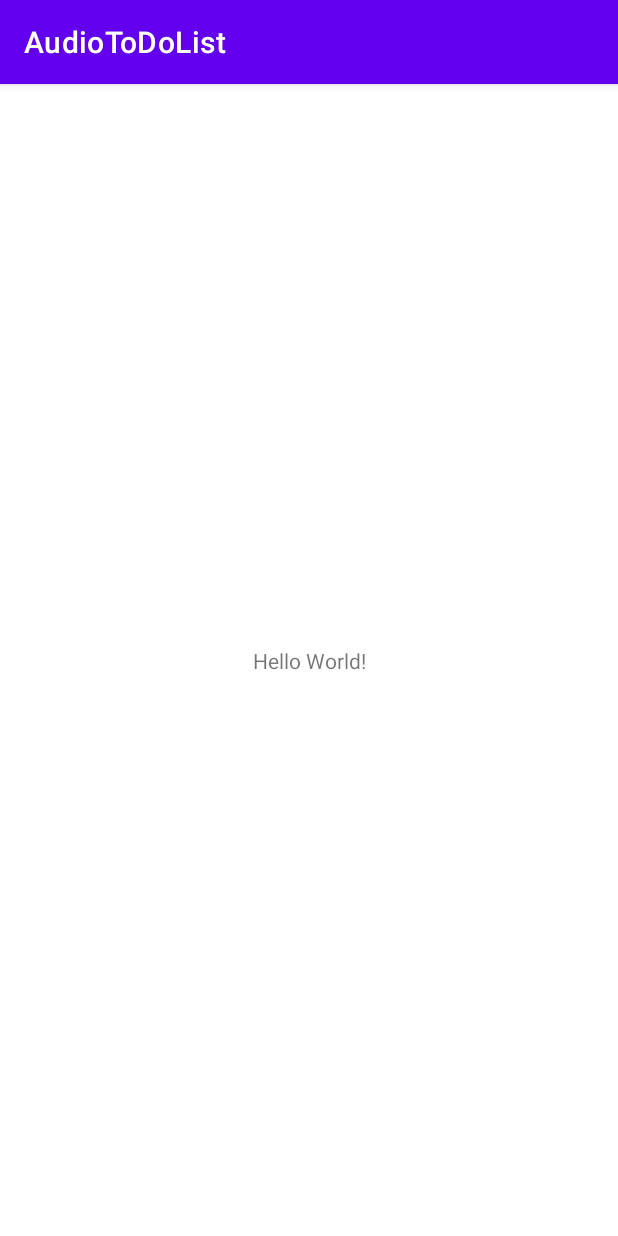
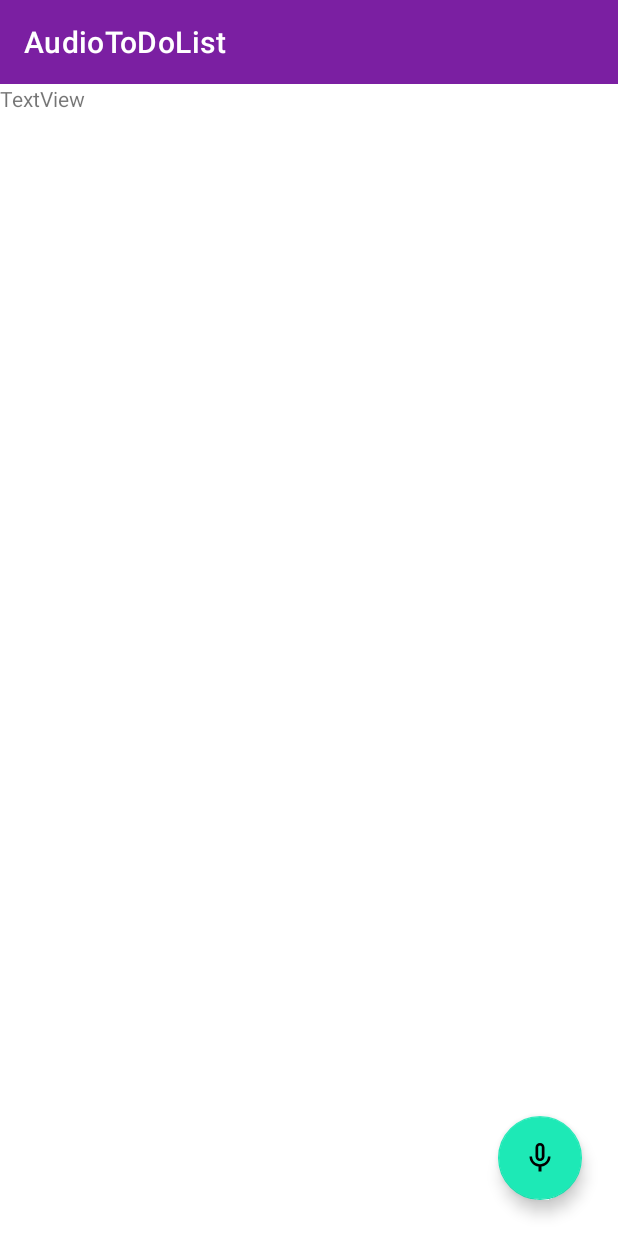
Before and after one commit to GiuliaPais/AudioToDoList---PDM, an Android app: the screen it shows after launch (MainActivity), on a phone screen of 412 x 824 dp. Run offline under Robolectric (Android 15) with nearby library versions, the phone set to English and light mode, and no system bars.

Commit message:
[NEW] Added initial structure and set up for different devices

```diff
--- a/app/build.gradle
+++ b/app/build.gradle
@@ -33,10 +33,13 @@ dependencies {
     implementation 'androidx.appcompat:appcompat:1.2.0'
     implementation 'com.google.android.material:material:1.2.1'
     implementation 'androidx.constraintlayout:constraintlayout:2.0.4'
-    testImplementation 'junit:junit:4.+'
+    testImplementation 'junit:junit:4.13.1'
     androidTestImplementation 'androidx.test.ext:junit:1.1.2'
     androidTestImplementation 'androidx.test.espresso:espresso-core:3.3.0'
     def lifecycle_version = "2.2.0"
     implementation "androidx.lifecycle:lifecycle-livedata-ktx:$lifecycle_version"
     implementation "androidx.lifecycle:lifecycle-viewmodel-ktx:$lifecycle_version"
+    def fragment_version = "1.2.5"
+    implementation "androidx.fragment:fragment:$fragment_version"
+
 }
--- a/app/src/main/java/it/uninsubria/pdm/audiotodolist/MainActivity.java
+++ b/app/src/main/java/it/uninsubria/pdm/audiotodolist/MainActivity.java
@@ -1,8 +1,9 @@
 package it.uninsubria.pdm.audiotodolist;
 
+import android.os.Bundle;
+
 import androidx.appcompat.app.AppCompatActivity;
-
-import android.os.Bundle;
+import androidx.appcompat.widget.Toolbar;
 
 public class MainActivity extends AppCompatActivity {
 
@@ -10,5 +11,7 @@ public class MainActivity extends AppCompatActivity {
     protected void onCreate(Bundle savedInstanceState) {
         super.onCreate(savedInstanceState);
         setContentView(R.layout.activity_main);
+        Toolbar toolbar = findViewById(R.id.toolbar);
+        setSupportActionBar(toolbar);
     }
 }
--- /dev/null
+++ b/app/src/main/java/it/uninsubria/pdm/audiotodolist/fragments/MemoListFragment.java
@@ -0,0 +1,11 @@
+package it.uninsubria.pdm.audiotodolist.fragments;
+
+import androidx.fragment.app.Fragment;
+
+import it.uninsubria.pdm.audiotodolist.R;
+
+public class MemoListFragment extends Fragment {
+    public MemoListFragment() {
+        super(R.layout.recycler_view_fragment);
+    }
+}
--- /dev/null
+++ b/app/src/main/res/drawable/ic_mic_none_24px.xml
@@ -0,0 +1,9 @@
+<vector xmlns:android="http://schemas.android.com/apk/res/android"
+    android:width="24dp"
+    android:height="24dp"
+    android:viewportWidth="24"
+    android:viewportHeight="24">
+  <path
+      android:fillColor="#FF000000"
+      android:pathData="M12,14c1.66,0 2.99,-1.34 2.99,-3L15,5c0,-1.66 -1.34,-3 -3,-3S9,3.34 9,5v6c0,1.66 1.34,3 3,3zM10.8,4.9c0,-0.66 0.54,-1.2 1.2,-1.2 0.66,0 1.2,0.54 1.2,1.2l-0.01,6.2c0,0.66 -0.53,1.2 -1.19,1.2 -0.66,0 -1.2,-0.54 -1.2,-1.2L10.8,4.9zM17.3,11c0,3 -2.54,5.1 -5.3,5.1S6.7,14 6.7,11L5,11c0,3.41 2.72,6.23 6,6.72L11,21h2v-3.28c3.28,-0.48 6,-3.3 6,-6.72h-1.7z"/>
+</vector>
--- /dev/null
+++ b/app/src/main/res/layout-sw600dp-land/activity_main.xml
@@ -0,0 +1,6 @@
+<?xml version="1.0" encoding="utf-8"?>
+<androidx.constraintlayout.widget.ConstraintLayout
+    xmlns:android="http://schemas.android.com/apk/res/android" android:layout_width="match_parent"
+    android:layout_height="match_parent">
+
+</androidx.constraintlayout.widget.ConstraintLayout>
--- /dev/null
+++ b/app/src/main/res/layout-sw600dp-port/activity_main.xml
@@ -0,0 +1,6 @@
+<?xml version="1.0" encoding="utf-8"?>
+<androidx.constraintlayout.widget.ConstraintLayout
+    xmlns:android="http://schemas.android.com/apk/res/android" android:layout_width="match_parent"
+    android:layout_height="match_parent">
+
+</androidx.constraintlayout.widget.ConstraintLayout>
--- a/app/src/main/res/layout/activity_main.xml
+++ b/app/src/main/res/layout/activity_main.xml
@@ -4,15 +4,48 @@
     xmlns:tools="http://schemas.android.com/tools"
     android:layout_width="match_parent"
     android:layout_height="match_parent"
-    tools:context=".MainActivity">
+    android:orientation="vertical"
+    tools:context=".MainActivity" >
+
+    <androidx.appcompat.widget.Toolbar
+        android:id="@+id/toolbar"
+        android:layout_width="match_parent"
+        android:layout_height="wrap_content"
+        android:minHeight="?attr/actionBarSize"
+        android:theme="@style/Theme.AudioToDoList.Toolbar"
+        app:layout_constraintEnd_toEndOf="parent"
+        app:layout_constraintStart_toStartOf="parent"
+        app:layout_constraintTop_toTopOf="parent" />
 
     <TextView
+        android:id="@+id/currentFolderView"
+        android:layout_width="0dp"
+        android:layout_height="wrap_content"
+        android:text="TextView"
+        app:layout_constraintEnd_toEndOf="parent"
+        app:layout_constraintHorizontal_bias="0.0"
+        app:layout_constraintStart_toStartOf="parent"
+        app:layout_constraintTop_toBottomOf="@+id/toolbar" />
+
+    <androidx.fragment.app.FragmentContainerView
+        android:id="@+id/memoList"
+        android:layout_width="0dp"
+        android:layout_height="0dp"
+        app:layout_constraintBottom_toBottomOf="parent"
+        app:layout_constraintEnd_toEndOf="parent"
+        app:layout_constraintStart_toStartOf="parent"
+        app:layout_constraintTop_toBottomOf="@+id/currentFolderView" />
+
+    <com.google.android.material.floatingactionbutton.FloatingActionButton
+        android:id="@+id/recordButton"
         android:layout_width="wrap_content"
         android:layout_height="wrap_content"
-        android:text="Hello World!"
+        android:layout_marginEnd="24dp"
+        android:layout_marginBottom="24dp"
+        android:clickable="true"
         app:layout_constraintBottom_toBottomOf="parent"
-        app:layout_constraintLeft_toLeftOf="parent"
-        app:layout_constraintRight_toRightOf="parent"
-        app:layout_constraintTop_toTopOf="parent" />
+        app:layout_constraintEnd_toEndOf="parent"
+        app:srcCompat="@drawable/ic_mic_none_24px"
+        android:focusable="true" />
 
 </androidx.constraintlayout.widget.ConstraintLayout>
--- /dev/null
+++ b/app/src/main/res/layout/memo_item_row.xml
@@ -0,0 +1,6 @@
+<?xml version="1.0" encoding="utf-8"?>
+<androidx.constraintlayout.widget.ConstraintLayout
+    xmlns:android="http://schemas.android.com/apk/res/android" android:layout_width="match_parent"
+    android:layout_height="match_parent">
+
+</androidx.constraintlayout.widget.ConstraintLayout>
--- /dev/null
+++ b/app/src/main/res/layout/recycler_view_fragment.xml
@@ -0,0 +1,6 @@
+<?xml version="1.0" encoding="utf-8"?>
+<androidx.recyclerview.widget.RecyclerView
+    xmlns:android="http://schemas.android.com/apk/res/android" android:layout_width="match_parent"
+    android:layout_height="match_parent">
+
+</androidx.recyclerview.widget.RecyclerView>
--- /dev/null
+++ b/app/src/main/res/menu/toolbar_menu.xml
@@ -0,0 +1,8 @@
+<?xml version="1.0" encoding="utf-8"?>
+<menu xmlns:android="http://schemas.android.com/apk/res/android"
+    xmlns:app="http://schemas.android.com/apk/res-auto">
+    <item
+        android:id="@+id/action_settings"
+        android:title="@string/settings"
+        app:showAsAction="never" />
+</menu>
--- a/app/src/main/res/values-night/themes.xml
+++ b/app/src/main/res/values-night/themes.xml
@@ -2,13 +2,13 @@
     <!-- Base application theme. -->
     <style name="Theme.AudioToDoList" parent="Theme.MaterialComponents.DayNight.DarkActionBar">
         <!-- Primary brand color. -->
-        <item name="colorPrimary">@color/purple_200</item>
-        <item name="colorPrimaryVariant">@color/purple_700</item>
-        <item name="colorOnPrimary">@color/black</item>
+        <item name="colorPrimary">@color/primaryColor</item>
+        <item name="colorPrimaryVariant">@color/primaryDarkColor</item>
+        <item name="colorOnPrimary">@color/primaryTextColor</item>
         <!-- Secondary brand color. -->
-        <item name="colorSecondary">@color/teal_200</item>
-        <item name="colorSecondaryVariant">@color/teal_200</item>
-        <item name="colorOnSecondary">@color/black</item>
+        <item name="colorSecondary">@color/secondaryColor</item>
+        <item name="colorSecondaryVariant">@color/secondaryLightColor</item>
+        <item name="colorOnSecondary">@color/secondaryTextColor</item>
         <!-- Status bar color. -->
         <item name="android:statusBarColor" tools:targetApi="l">?attr/colorPrimaryVariant</item>
         <!-- Customize your theme here. -->
--- a/app/src/main/res/values/colors.xml
+++ b/app/src/main/res/values/colors.xml
@@ -1,10 +1,11 @@
-<?xml version="1.0" encoding="utf-8"?>
+<!--?xml version="1.0" encoding="UTF-8"?-->
 <resources>
-    <color name="purple_200">#FFBB86FC</color>
-    <color name="purple_500">#FF6200EE</color>
-    <color name="purple_700">#FF3700B3</color>
-    <color name="teal_200">#FF03DAC5</color>
-    <color name="teal_700">#FF018786</color>
-    <color name="black">#FF000000</color>
-    <color name="white">#FFFFFFFF</color>
+  <color name="primaryColor">#7b1fa2</color>
+  <color name="primaryLightColor">#ae52d4</color>
+  <color name="primaryDarkColor">#4a0072</color>
+  <color name="secondaryColor">#1de9b6</color>
+  <color name="secondaryLightColor">#6effe8</color>
+  <color name="secondaryDarkColor">#00b686</color>
+  <color name="primaryTextColor">#ffffff</color>
+  <color name="secondaryTextColor">#000000</color>
 </resources>
--- a/app/src/main/res/values/strings.xml
+++ b/app/src/main/res/values/strings.xml
@@ -1,3 +1,4 @@
 <resources>
     <string name="app_name">AudioToDoList</string>
+    <string name="settings">Settings</string>
 </resources>
--- a/app/src/main/res/values/themes.xml
+++ b/app/src/main/res/values/themes.xml
@@ -1,16 +1,21 @@
 <resources xmlns:tools="http://schemas.android.com/tools">
     <!-- Base application theme. -->
-    <style name="Theme.AudioToDoList" parent="Theme.MaterialComponents.DayNight.DarkActionBar">
+    <style name="Theme.AudioToDoList" parent="Theme.MaterialComponents.DayNight.NoActionBar">
         <!-- Primary brand color. -->
-        <item name="colorPrimary">@color/purple_500</item>
-        <item name="colorPrimaryVariant">@color/purple_700</item>
-        <item name="colorOnPrimary">@color/white</item>
+        <item name="colorPrimary">@color/primaryColor</item>
+        <item name="colorPrimaryVariant">@color/primaryDarkColor</item>
+        <item name="colorOnPrimary">@color/primaryTextColor</item>
         <!-- Secondary brand color. -->
-        <item name="colorSecondary">@color/teal_200</item>
-        <item name="colorSecondaryVariant">@color/teal_700</item>
-        <item name="colorOnSecondary">@color/black</item>
+        <item name="colorSecondary">@color/secondaryColor</item>
+        <item name="colorSecondaryVariant">@color/secondaryLightColor</item>
+        <item name="colorOnSecondary">@color/secondaryTextColor</item>
         <!-- Status bar color. -->
         <item name="android:statusBarColor" tools:targetApi="l">?attr/colorPrimaryVariant</item>
         <!-- Customize your theme here. -->
     </style>
+    <!-- Toolbar theme -->
+    <style name="Theme.AudioToDoList.Toolbar">
+        <item name="android:textColorPrimary">@color/primaryTextColor</item>
+        <item name="android:background">@color/primaryColor</item>
+    </style>
 </resources>
```
